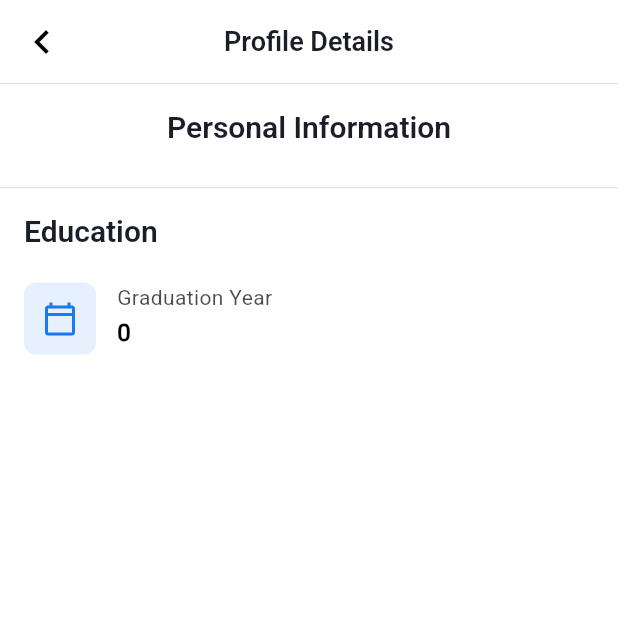
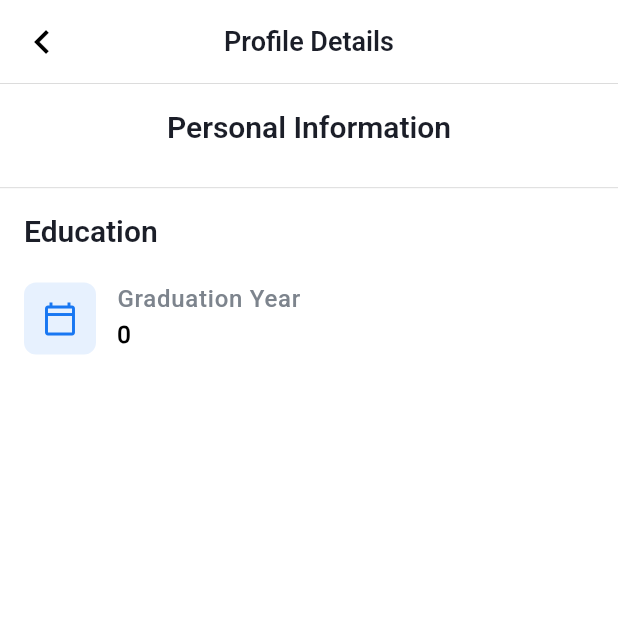
Before and after one commit to YB-TEAM/edu-review-hub, a Flutter app: the ProfileDetailPage screen opened directly with empty values, on a phone screen of 412 x 824 dp, the top half of it. Run offline on Flutter 3.47's test engine with Material 3 defaults, Android fonts, the phone set to English and light mode, and no system bars; our stand-ins replace dartz, dio, flutter_bloc, flutter_svg, get_it, like_button and 5 more; accounts and stored records are empty; statements that could not run were skipped.

Commit message:
feat: add patch method to DioClient, update profile API service to use patch, enhance profile model and entity with createdAt field, improve profile page UI with formatted date, and add date formatting utility

```diff
--- a/mobile/edu_review_mobile/lib/core/config/theme/color.dart
+++ b/mobile/edu_review_mobile/lib/core/config/theme/color.dart
@@ -19,6 +19,7 @@ class AppColors {
   static const Color textWhite = Color(0xFFFFFFFF);
   static const Color textGrey = Color(0xFF7D848D);
   static const Color textLightGrey = Color(0xFFC4C4C4);
+  static const Color textBlue = Color(0xFF1877F2);
 
   // New colors for gamification UI
   static const Color amber400 = Color(0xFFFFCA28);
--- a/mobile/edu_review_mobile/lib/features/user_profile/data/data_souces/remote/profile_api_service.dart
+++ b/mobile/edu_review_mobile/lib/features/user_profile/data/data_souces/remote/profile_api_service.dart
@@ -33,7 +33,7 @@ class ProfileApiServiceImpl extends ProfileApiService {
       SharedPreferences sharedPreferences =
           await SharedPreferences.getInstance();
       var token = sharedPreferences.getString('accessToken');
-      var response = await sl<DioClient>().put(
+      var response = await sl<DioClient>().patch(
         ApiUrls.userProfile,
         data: profileData,
         options: Options(
--- a/mobile/edu_review_mobile/lib/features/user_profile/domain/entities/profile.dart
+++ b/mobile/edu_review_mobile/lib/features/user_profile/domain/entities/profile.dart
@@ -20,7 +20,7 @@ class ProfileEntity {
   final bool isStudentVerified;
   final Map<String, bool>? privacySettings;
   final Map<String, bool>? notificationSettings;
-  final String createAt;
+  final String createdAt;
   final String updatedAt;
 
   ProfileEntity({
@@ -45,7 +45,7 @@ class ProfileEntity {
     required this.isStudentVerified,
     this.privacySettings,
     this.notificationSettings,
-    required this.createAt,
+    required this.createdAt,
     required this.updatedAt,
   });
 }
--- a/mobile/edu_review_mobile/lib/features/user_profile/presentation/pages/profile_detail.page.dart
+++ b/mobile/edu_review_mobile/lib/features/user_profile/presentation/pages/profile_detail.page.dart
@@ -35,26 +35,31 @@ class ProfileDetailPage extends StatelessWidget {
                     Icons.cake_outlined,
                     'Birthday',
                     profileEntity.dateOfBirth,
+                    context
                   ),
                   _buildDetailInfoRow(
                     Icons.wc_outlined,
                     'Gender',
                     profileEntity.gender,
+                    context
                   ),
                   _buildDetailInfoRow(
                     Icons.location_on_outlined,
                     'Address',
                     profileEntity.address,
+                    context
                   ),
                   _buildDetailInfoRow(
                     Icons.flag_outlined,
                     'Country',
                     profileEntity.country,
+                    context
                   ),
                   _buildDetailInfoRow(
                     Icons.location_city_outlined,
                     'City',
                     profileEntity.city,
+                    context
                   ),
                 ],
               ),
@@ -82,21 +87,25 @@ class ProfileDetailPage extends StatelessWidget {
                     Icons.school_outlined,
                     'University',
                     profileEntity.universityName,
+                    context
                   ),
                   _buildDetailInfoRow(
                     Icons.book_outlined,
                     'Major',
                     profileEntity.major,
+                    context
                   ),
                   _buildDetailInfoRow(
                     Icons.badge_outlined,
                     'Student ID',
                     profileEntity.studentId,
+                    context
                   ),
                   _buildDetailInfoRow(
                     Icons.calendar_today_outlined,
                     'Graduation Year',
                     profileEntity.graduationYear?.toString(),
+                    context
                   ),
                 ],
               ),
@@ -107,7 +116,7 @@ class ProfileDetailPage extends StatelessWidget {
     );
   }
 
-  Widget _buildDetailInfoRow(IconData icon, String label, String? value) {
+  Widget _buildDetailInfoRow(IconData icon, String label, String? value, BuildContext context) {
     if (value == null || value.isEmpty) return SizedBox.shrink();
     return Padding(
       padding: const EdgeInsets.symmetric(vertical: 10.0),
@@ -129,10 +138,8 @@ class ProfileDetailPage extends StatelessWidget {
               children: [
                 Text(
                   label,
-                  style: TextStyle(
-                    fontSize: 14,
-                    color: AppColors.primaryBlack.withOpacity(0.7),
-                    fontWeight: FontWeight.w500,
+                  style: Theme.of(context).textTheme.labelMedium?.copyWith(
+                    color: AppColors.textGrey,
                   ),
                 ),
                 const SizedBox(height: 2),
@@ -142,6 +149,7 @@ class ProfileDetailPage extends StatelessWidget {
                     fontSize: 16,
                     color: AppColors.primaryBlack,
                     fontWeight: FontWeight.w600,
+                    overflow: TextOverflow.ellipsis,
                   ),
                 ),
               ],
--- a/mobile/edu_review_mobile/lib/main.dart
+++ b/mobile/edu_review_mobile/lib/main.dart
@@ -11,11 +11,11 @@ import 'package:edu_review_mobile/features/main_screen.dart';
 
 void main() {
 
-  SystemChrome.setEnabledSystemUIMode(SystemUiMode.immersiveSticky);
-
   runZonedGuarded(
     () async {
       WidgetsFlutterBinding.ensureInitialized();
+
+      SystemChrome.setEnabledSystemUIMode(SystemUiMode.immersiveSticky);
 
       String initialRoute = RouteConstant.signIn;
 
@@ -36,8 +36,6 @@ void main() {
       };
 
       setUpServiceLocator();
-
-
 
       runApp(MyApp(initialRoute: initialRoute));
     },
```
Also changed, not shown: mobile/edu_review_mobile/lib/core/network/dio_client.dart (+26 -0 lines), mobile/edu_review_mobile/lib/core/utils/date_formatted.dart (added, +11 -0 lines), mobile/edu_review_mobile/lib/features/user_profile/data/models/profile.dart (+5 -5 lines), mobile/edu_review_mobile/lib/features/user_profile/presentation/pages/profile.page.dart (+38 -0 lines), mobile/edu_review_mobile/lib/features/user_profile/presentation/widgets/account_info.widget.dart (+8 -13 lines), mobile/edu_review_mobile/lib/features/user_profile/presentation/widgets/achievements.widget.dart (+1 -8 lines).
